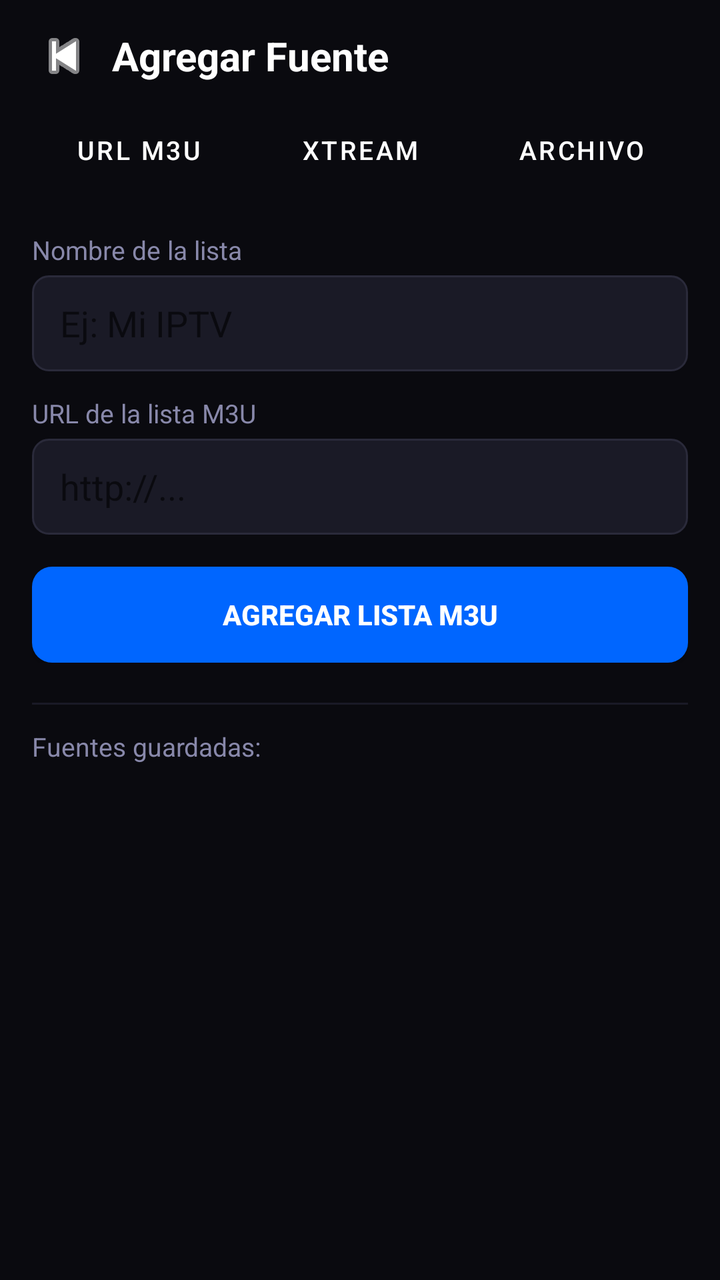
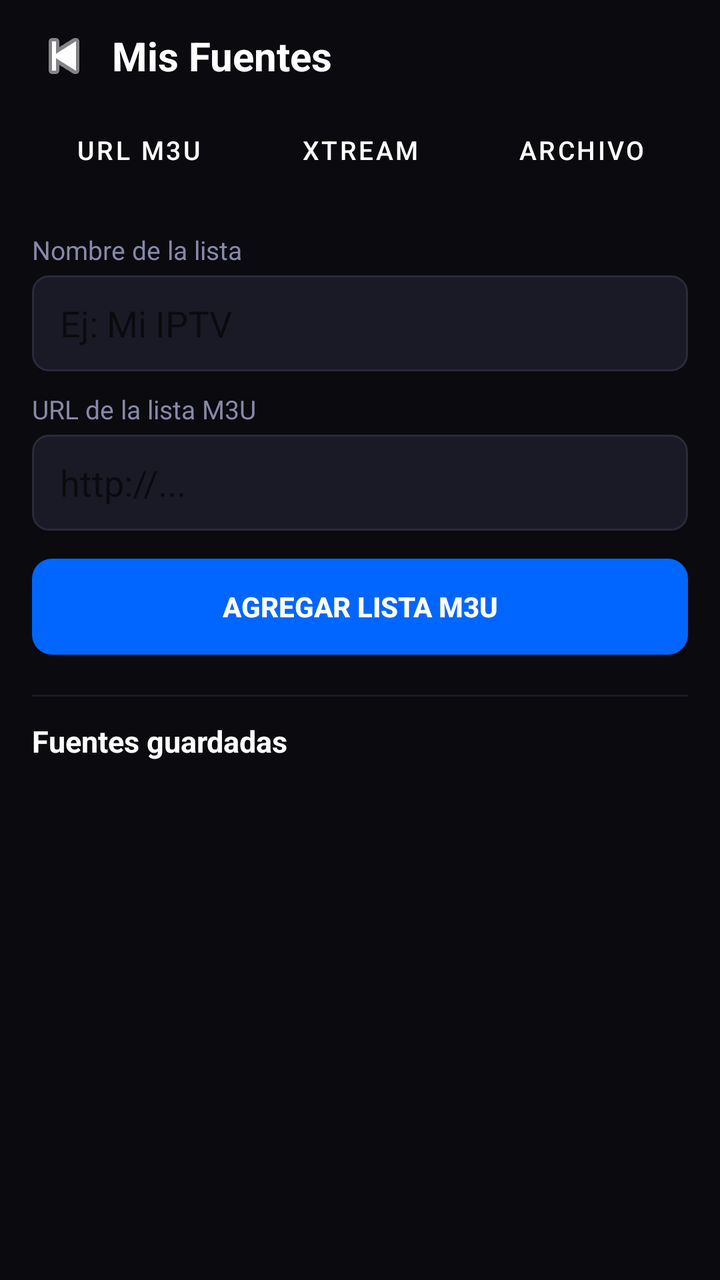

The first picture is an Android layout as it rendered before a commit; the second is the same layout after the commit. The layout source and the unified diff follow.
<!-- AndroidManifest.xml: application theme Theme.StreamVault -->
<!-- res/layout/activity_add_source.xml -->
<?xml version="1.0" encoding="utf-8"?>
<LinearLayout xmlns:android="http://schemas.android.com/apk/res/android"
    android:layout_width="match_parent" android:layout_height="match_parent"
    android:background="@color/bg_dark" android:orientation="vertical">

    <LinearLayout android:layout_width="match_parent" android:layout_height="56dp"
        android:gravity="center_vertical" android:paddingStart="8dp" android:paddingEnd="16dp">
        <ImageButton android:id="@+id/btnBack" android:layout_width="48dp" android:layout_height="48dp"
            android:background="@android:color/transparent"
            android:src="@android:drawable/ic_media_previous" android:tint="@color/text_primary"/>
        <TextView android:layout_width="0dp" android:layout_height="wrap_content"
            android:layout_weight="1" android:text="Agregar Fuente"
            android:textColor="@color/text_primary" android:textSize="20sp" android:textStyle="bold"/>
    </LinearLayout>

    <LinearLayout android:layout_width="match_parent" android:layout_height="44dp"
        android:orientation="horizontal" android:paddingStart="16dp" android:paddingEnd="16dp">
        <Button android:id="@+id/tabM3uUrl" style="@style/TabButton"
            android:layout_width="0dp" android:layout_height="38dp" android:layout_weight="1"
            android:layout_marginEnd="4dp" android:text="URL M3U"/>
        <Button android:id="@+id/tabXtream" style="@style/TabButton"
            android:layout_width="0dp" android:layout_height="38dp" android:layout_weight="1"
            android:layout_marginEnd="4dp" android:text="Xtream"/>
        <Button android:id="@+id/tabFile" style="@style/TabButton"
            android:layout_width="0dp" android:layout_height="38dp" android:layout_weight="1"
            android:text="Archivo"/>
    </LinearLayout>

    <ScrollView android:layout_width="match_parent" android:layout_height="0dp" android:layout_weight="1">
        <LinearLayout android:layout_width="match_parent" android:layout_height="wrap_content"
            android:orientation="vertical" android:padding="16dp">

            
            <LinearLayout android:id="@+id/panelM3uUrl" android:layout_width="match_parent"
                android:layout_height="wrap_content" android:orientation="vertical">
                <TextView android:layout_width="match_parent" android:layout_height="wrap_content"
                    android:text="Nombre de la lista" android:textColor="@color/text_secondary"
                    android:textSize="13sp" android:layout_marginBottom="4dp"/>
                <EditText android:id="@+id/etM3uName" android:layout_width="match_parent"
                    android:layout_height="48dp" android:background="@drawable/input_bg"
                    android:hint="Ej: Mi IPTV" android:textColor="@color/text_primary"
                    android:paddingStart="14dp" android:paddingEnd="14dp"
                    android:layout_marginBottom="12dp" android:inputType="text"/>
                <TextView android:layout_width="match_parent" android:layout_height="wrap_content"
                    android:text="URL de la lista M3U" android:textColor="@color/text_secondary"
                    android:textSize="13sp" android:layout_marginBottom="4dp"/>
                <EditText android:id="@+id/etM3uUrl" android:layout_width="match_parent"
                    android:layout_height="48dp" android:background="@drawable/input_bg"
                    android:hint="http://..." android:textColor="@color/text_primary"
                    android:paddingStart="14dp" android:paddingEnd="14dp"
                    android:inputType="textUri" android:layout_marginBottom="16dp"/>
                <Button android:id="@+id/btnAddM3u" android:layout_width="match_parent"
                    android:layout_height="48dp" android:background="@drawable/btn_primary"
                    android:text="AGREGAR LISTA M3U" android:textColor="#FFFFFF" android:textStyle="bold"/>
            </LinearLayout>

            
            <LinearLayout android:id="@+id/panelXtream" android:layout_width="match_parent"
                android:layout_height="wrap_content" android:orientation="vertical" android:visibility="gone">
                <TextView android:layout_width="match_parent" android:layout_height="wrap_content"
                    android:text="Nombre" android:textColor="@color/text_secondary"
                    android:textSize="13sp" android:layout_marginBottom="4dp"/>
                <EditText android:id="@+id/etXtreamName" android:layout_width="match_parent"
                    android:layout_height="48dp" android:background="@drawable/input_bg"
                    android:hint="Mi servidor" android:textColor="@color/text_primary"
                    android:paddingStart="14dp" android:paddingEnd="14dp"
                    android:layout_marginBottom="10dp" android:inputType="text"/>
                <TextView android:layout_width="match_parent" android:layout_height="wrap_content"
                    android:text="URL del servidor" android:textColor="@color/text_secondary"
                    android:textSize="13sp" android:layout_marginBottom="4dp"/>
                <EditText android:id="@+id/etXtreamUrl" android:layout_width="match_parent"
                    android:layout_height="48dp" android:background="@drawable/input_bg"
                    android:hint="http://servidor:puerto" android:textColor="@color/text_primary"
                    android:paddingStart="14dp" android:paddingEnd="14dp"
                    android:inputType="textUri" android:layout_marginBottom="10dp"/>
                <TextView android:layout_width="match_parent" android:layout_height="wrap_content"
                    android:text="Usuario" android:textColor="@color/text_secondary"
                    android:textSize="13sp" android:layout_marginBottom="4dp"/>
                <EditText android:id="@+id/etXtreamUser" android:layout_width="match_parent"
                    android:layout_height="48dp" android:background="@drawable/input_bg"
                    android:hint="username" android:textColor="@color/text_primary"
                    android:paddingStart="14dp" android:paddingEnd="14dp"
                    android:layout_marginBottom="10dp" android:inputType="text"/>
                <TextView android:layout_width="match_parent" android:layout_height="wrap_content"
                    android:text="Contrasena" android:textColor="@color/text_secondary"
                    android:textSize="13sp" android:layout_marginBottom="4dp"/>
                <EditText android:id="@+id/etXtreamPass" android:layout_width="match_parent"
                    android:layout_height="48dp" android:background="@drawable/input_bg"
                    android:hint="password" android:textColor="@color/text_primary"
                    android:paddingStart="14dp" android:paddingEnd="14dp"
                    android:inputType="textPassword" android:layout_marginBottom="16dp"/>
                <Button android:id="@+id/btnAddXtream" android:layout_width="match_parent"
                    android:layout_height="48dp" android:background="@drawable/btn_primary"
                    android:text="AGREGAR XTREAM CODES" android:textColor="#FFFFFF" android:textStyle="bold"/>
            </LinearLayout>

            
            <LinearLayout android:id="@+id/panelFile" android:layout_width="match_parent"
                android:layout_height="wrap_content" android:orientation="vertical" android:visibility="gone">
                <TextView android:layout_width="match_parent" android:layout_height="wrap_content"
                    android:text="Nombre (opcional)" android:textColor="@color/text_secondary"
                    android:textSize="13sp" android:layout_marginBottom="4dp"/>
                <EditText android:id="@+id/etFileName" android:layout_width="match_parent"
                    android:layout_height="48dp" android:background="@drawable/input_bg"
                    android:hint="Mi lista local" android:textColor="@color/text_primary"
                    android:paddingStart="14dp" android:paddingEnd="14dp"
                    android:layout_marginBottom="16dp" android:inputType="text"/>
                <Button android:id="@+id/btnPickFile" android:layout_width="match_parent"
                    android:layout_height="48dp" android:background="@drawable/btn_secondary"
                    android:text="SELECCIONAR ARCHIVO .M3U"
                    android:textColor="@color/accent_cyan" android:textStyle="bold"/>
            </LinearLayout>

            <View android:layout_width="match_parent" android:layout_height="1dp"
                android:background="@color/bg_surface"
                android:layout_marginTop="20dp" android:layout_marginBottom="12dp"/>
            <TextView android:layout_width="match_parent" android:layout_height="wrap_content"
                android:text="Fuentes guardadas:" android:textColor="@color/text_secondary"
                android:textSize="13sp" android:layout_marginBottom="8dp"/>
            <TextView android:id="@+id/tvSourcesList" android:layout_width="match_parent"
                android:layout_height="wrap_content" android:textColor="@color/text_primary"
                android:textSize="14sp" android:lineSpacingExtra="6dp"/>
        </LinearLayout>
    </ScrollView>
</LinearLayout>
<!-- resources referenced by this layout -->
<resources>
  <color name="accent_cyan">#00C8FF</color>
  <color name="bg_dark">#0A0A0F</color>
  <color name="bg_surface">#1A1A26</color>
  <color name="text_primary">#FFFFFF</color>
  <color name="text_secondary">#8888AA</color>
  <!-- drawable btn_primary (drawable) -->
  <?xml version="1.0" encoding="utf-8"?>
  <shape xmlns:android="http://schemas.android.com/apk/res/android" android:shape="rectangle">
      <solid android:color="#0066FF"/>
      <corners android:radius="10dp"/>
  </shape>
  <!-- drawable btn_secondary (drawable) -->
  <?xml version="1.0" encoding="utf-8"?>
  <shape xmlns:android="http://schemas.android.com/apk/res/android" android:shape="rectangle">
      <solid android:color="#12121A"/>
      <stroke android:width="1.5dp" android:color="#00C8FF"/>
      <corners android:radius="10dp"/>
  </shape>
  <!-- drawable input_bg (drawable) -->
  <?xml version="1.0" encoding="utf-8"?>
  <shape xmlns:android="http://schemas.android.com/apk/res/android" android:shape="rectangle">
      <solid android:color="#1A1A26"/>
      <stroke android:width="1dp" android:color="#2A2A3A"/>
      <corners android:radius="8dp"/>
  </shape>
  <style name="TabButton" parent="Widget.MaterialComponents.Button.OutlinedButton">
          <item name="android:textColor">@color/text_primary</item>
          <item name="android:background">@drawable/tab_selector</item>
          <item name="android:paddingStart">16dp</item>
          <item name="android:paddingEnd">16dp</item>
          <item name="android:textSize">13sp</item>
          <item name="strokeColor">@color/transparent</item>
      </style>
  <style name="Theme.StreamVault" parent="Theme.MaterialComponents.DayNight.NoActionBar">
          <item name="colorPrimary">@color/accent_blue</item>
          <item name="colorPrimaryDark">@color/bg_dark</item>
          <item name="colorAccent">@color/accent_cyan</item>
          <item name="android:windowBackground">@color/bg_dark</item>
          <item name="android:statusBarColor">@color/bg_dark</item>
          <item name="android:navigationBarColor">@color/bg_dark</item>
      </style>
  <!-- drawable tab_selector (drawable) -->
  <?xml version="1.0" encoding="utf-8"?>
  <selector xmlns:android="http://schemas.android.com/apk/res/android">
      <item android:state_selected="true">
          <shape android:shape="rectangle">
              <solid android:color="#0066FF"/>
              <corners android:radius="8dp"/>
          </shape>
      </item>
      <item>
          <shape android:shape="rectangle">
              <solid android:color="#1A1A26"/>
              <corners android:radius="8dp"/>
          </shape>
      </item>
  </selector>
  <color name="transparent">#00000000</color>
  <color name="accent_blue">#0066FF</color>
</resources>

<!-- the commit's change to res/layout/activity_add_source.xml (unified diff, before → after) -->
@@ -3,16 +3,18 @@
     android:layout_width="match_parent" android:layout_height="match_parent"
     android:background="@color/bg_dark" android:orientation="vertical">
 
+    
     <LinearLayout android:layout_width="match_parent" android:layout_height="56dp"
         android:gravity="center_vertical" android:paddingStart="8dp" android:paddingEnd="16dp">
         <ImageButton android:id="@+id/btnBack" android:layout_width="48dp" android:layout_height="48dp"
             android:background="@android:color/transparent"
             android:src="@android:drawable/ic_media_previous" android:tint="@color/text_primary"/>
         <TextView android:layout_width="0dp" android:layout_height="wrap_content"
-            android:layout_weight="1" android:text="Agregar Fuente"
+            android:layout_weight="1" android:text="Mis Fuentes"
             android:textColor="@color/text_primary" android:textSize="20sp" android:textStyle="bold"/>
     </LinearLayout>
 
+    
     <LinearLayout android:layout_width="match_parent" android:layout_height="44dp"
         android:orientation="horizontal" android:paddingStart="16dp" android:paddingEnd="16dp">
         <Button android:id="@+id/tabM3uUrl" style="@style/TabButton"
@@ -26,7 +28,8 @@
             android:text="Archivo"/>
     </LinearLayout>
 
-    <ScrollView android:layout_width="match_parent" android:layout_height="0dp" android:layout_weight="1">
+    <ScrollView android:id="@+id/scrollView"
+        android:layout_width="match_parent" android:layout_height="0dp" android:layout_weight="1">
         <LinearLayout android:layout_width="match_parent" android:layout_height="wrap_content"
             android:orientation="vertical" android:padding="16dp">
 
@@ -40,7 +43,7 @@
                     android:layout_height="48dp" android:background="@drawable/input_bg"
                     android:hint="Ej: Mi IPTV" android:textColor="@color/text_primary"
                     android:paddingStart="14dp" android:paddingEnd="14dp"
-                    android:layout_marginBottom="12dp" android:inputType="text"/>
+                    android:layout_marginBottom="10dp" android:inputType="text"/>
                 <TextView android:layout_width="match_parent" android:layout_height="wrap_content"
                     android:text="URL de la lista M3U" android:textColor="@color/text_secondary"
                     android:textSize="13sp" android:layout_marginBottom="4dp"/>
@@ -48,7 +51,7 @@
                     android:layout_height="48dp" android:background="@drawable/input_bg"
                     android:hint="http://..." android:textColor="@color/text_primary"
                     android:paddingStart="14dp" android:paddingEnd="14dp"
-                    android:inputType="textUri" android:layout_marginBottom="16dp"/>
+                    android:inputType="textUri" android:layout_marginBottom="14dp"/>
                 <Button android:id="@+id/btnAddM3u" android:layout_width="match_parent"
                     android:layout_height="48dp" android:background="@drawable/btn_primary"
                     android:text="AGREGAR LISTA M3U" android:textColor="#FFFFFF" android:textStyle="bold"/>
@@ -64,7 +67,7 @@
                     android:layout_height="48dp" android:background="@drawable/input_bg"
                     android:hint="Mi servidor" android:textColor="@color/text_primary"
                     android:paddingStart="14dp" android:paddingEnd="14dp"
-                    android:layout_marginBottom="10dp" android:inputType="text"/>
+                    android:layout_marginBottom="8dp" android:inputType="text"/>
                 <TextView android:layout_width="match_parent" android:layout_height="wrap_content"
                     android:text="URL del servidor" android:textColor="@color/text_secondary"
                     android:textSize="13sp" android:layout_marginBottom="4dp"/>
@@ -72,7 +75,7 @@
                     android:layout_height="48dp" android:background="@drawable/input_bg"
                     android:hint="http://servidor:puerto" android:textColor="@color/text_primary"
                     android:paddingStart="14dp" android:paddingEnd="14dp"
-                    android:inputType="textUri" android:layout_marginBottom="10dp"/>
+                    android:inputType="textUri" android:layout_marginBottom="8dp"/>
                 <TextView android:layout_width="match_parent" android:layout_height="wrap_content"
                     android:text="Usuario" android:textColor="@color/text_secondary"
                     android:textSize="13sp" android:layout_marginBottom="4dp"/>
@@ -80,7 +83,7 @@
                     android:layout_height="48dp" android:background="@drawable/input_bg"
                     android:hint="username" android:textColor="@color/text_primary"
                     android:paddingStart="14dp" android:paddingEnd="14dp"
-                    android:layout_marginBottom="10dp" android:inputType="text"/>
+                    android:layout_marginBottom="8dp" android:inputType="text"/>
                 <TextView android:layout_width="match_parent" android:layout_height="wrap_content"
                     android:text="Contrasena" android:textColor="@color/text_secondary"
                     android:textSize="13sp" android:layout_marginBottom="4dp"/>
@@ -88,7 +91,7 @@
                     android:layout_height="48dp" android:background="@drawable/input_bg"
                     android:hint="password" android:textColor="@color/text_primary"
                     android:paddingStart="14dp" android:paddingEnd="14dp"
-                    android:inputType="textPassword" android:layout_marginBottom="16dp"/>
+                    android:inputType="textPassword" android:layout_marginBottom="14dp"/>
                 <Button android:id="@+id/btnAddXtream" android:layout_width="match_parent"
                     android:layout_height="48dp" android:background="@drawable/btn_primary"
                     android:text="AGREGAR XTREAM CODES" android:textColor="#FFFFFF" android:textStyle="bold"/>
@@ -104,22 +107,27 @@
                     android:layout_height="48dp" android:background="@drawable/input_bg"
                     android:hint="Mi lista local" android:textColor="@color/text_primary"
                     android:paddingStart="14dp" android:paddingEnd="14dp"
-                    android:layout_marginBottom="16dp" android:inputType="text"/>
+                    android:layout_marginBottom="14dp" android:inputType="text"/>
                 <Button android:id="@+id/btnPickFile" android:layout_width="match_parent"
                     android:layout_height="48dp" android:background="@drawable/btn_secondary"
                     android:text="SELECCIONAR ARCHIVO .M3U"
                     android:textColor="@color/accent_cyan" android:textStyle="bold"/>
             </LinearLayout>
 
+            
             <View android:layout_width="match_parent" android:layout_height="1dp"
                 android:background="@color/bg_surface"
                 android:layout_marginTop="20dp" android:layout_marginBottom="12dp"/>
+
+            
             <TextView android:layout_width="match_parent" android:layout_height="wrap_content"
-                android:text="Fuentes guardadas:" android:textColor="@color/text_secondary"
-                android:textSize="13sp" android:layout_marginBottom="8dp"/>
-            <TextView android:id="@+id/tvSourcesList" android:layout_width="match_parent"
-                android:layout_height="wrap_content" android:textColor="@color/text_primary"
-                android:textSize="14sp" android:lineSpacingExtra="6dp"/>
+                android:text="Fuentes guardadas" android:textColor="@color/text_primary"
+                android:textSize="15sp" android:textStyle="bold" android:layout_marginBottom="8dp"/>
+
+            <LinearLayout android:id="@+id/sourcesContainer"
+                android:layout_width="match_parent" android:layout_height="wrap_content"
+                android:orientation="vertical"/>
+
         </LinearLayout>
     </ScrollView>
 </LinearLayout>
